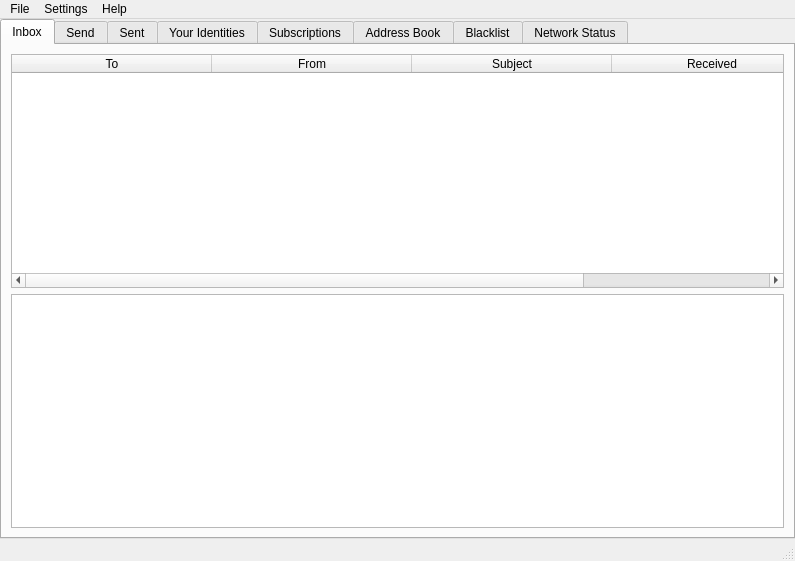
First picture: the form in src/bitmessageqt/bitmessageui.ui, repository Bitmessage/PyBitmessage, before the edit.
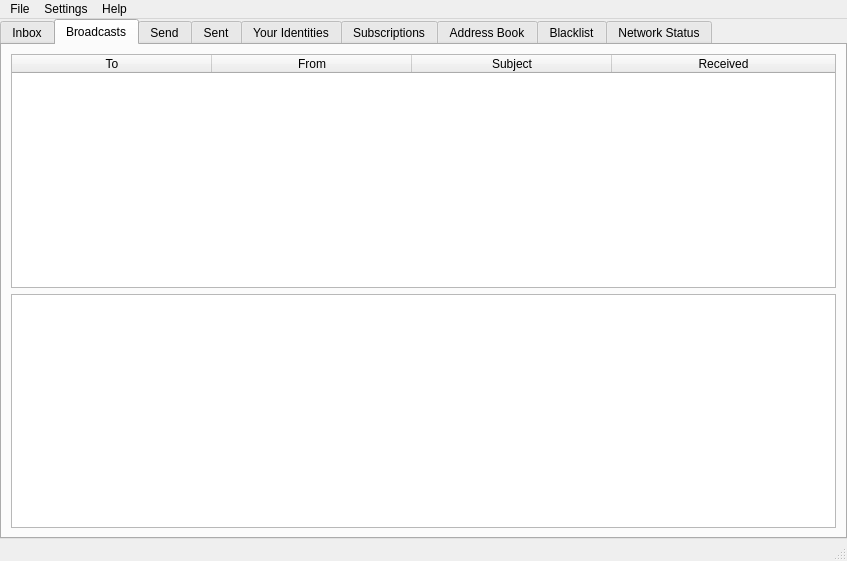
Second picture: the form after the edit. The open tabs and pages were chosen to show the change. Icons and pictures are not drawn.

Commit message: Added separate tab for broadcast messages

```diff
--- a/src/bitmessageqt/bitmessageui.ui
+++ b/src/bitmessageqt/bitmessageui.ui
@@ -6,7 +6,7 @@
    <rect>
     <x>0</x>
     <y>0</y>
-    <width>795</width>
+    <width>847</width>
     <height>561</height>
    </rect>
   </property>
@@ -143,6 +143,86 @@
         </item>
        </layout>
       </widget>
+      <widget class="QWidget" name="broadcasts">
+       <attribute name="title">
+        <string>Broadcasts</string>
+       </attribute>
+       <layout class="QVBoxLayout" name="verticalLayout_3">
+        <item>
+         <widget class="QTableWidget" name="tableWidgetBroadcasts">
+          <property name="alternatingRowColors">
+           <bool>true</bool>
+          </property>
+          <property name="selectionMode">
+           <enum>QAbstractItemView::ExtendedSelection</enum>
+          </property>
+          <property name="selectionBehavior">
+           <enum>QAbstractItemView::SelectRows</enum>
+          </property>
+          <property name="sortingEnabled">
+           <bool>true</bool>
+          </property>
+          <property name="wordWrap">
+           <bool>false</bool>
+          </property>
+          <attribute name="horizontalHeaderCascadingSectionResizes">
+           <bool>true</bool>
+          </attribute>
+          <attribute name="horizontalHeaderDefaultSectionSize">
+           <number>200</number>
+          </attribute>
+          <attribute name="horizontalHeaderHighlightSections">
+           <bool>false</bool>
+          </attribute>
+          <attribute name="horizontalHeaderMinimumSectionSize">
+           <number>27</number>
+          </attribute>
+          <attribute name="horizontalHeaderShowSortIndicator" stdset="0">
+           <bool>false</bool>
+          </attribute>
+          <attribute name="horizontalHeaderStretchLastSection">
+           <bool>true</bool>
+          </attribute>
+          <attribute name="verticalHeaderVisible">
+           <bool>false</bool>
+          </attribute>
+          <attribute name="verticalHeaderDefaultSectionSize">
+           <number>26</number>
+          </attribute>
+          <column>
+           <property name="text">
+            <string>To</string>
+           </property>
+          </column>
+          <column>
+           <property name="text">
+            <string>From</string>
+           </property>
+          </column>
+          <column>
+           <property name="text">
+            <string>Subject</string>
+           </property>
+          </column>
+          <column>
+           <property name="text">
+            <string>Received</string>
+           </property>
+          </column>
+         </widget>
+        </item>
+        <item>
+         <widget class="QTextEdit" name="textEditBroadcastsMessage">
+          <property name="baseSize">
+           <size>
+            <width>0</width>
+            <height>500</height>
+           </size>
+          </property>
+         </widget>
+        </item>
+       </layout>
+      </widget>
       <widget class="QWidget" name="send">
        <attribute name="icon">
         <iconset resource="bitmessage_icons.qrc">
@@ -924,8 +1004,8 @@
     <rect>
      <x>0</x>
      <y>0</y>
-     <width>795</width>
-     <height>18</height>
+     <width>847</width>
+     <height>24</height>
     </rect>
    </property>
    <widget class="QMenu" name="menuFile">
```
Left out of the diff: 24 changed lines with no effect on the pictures. The commit also changes 2 other files.
